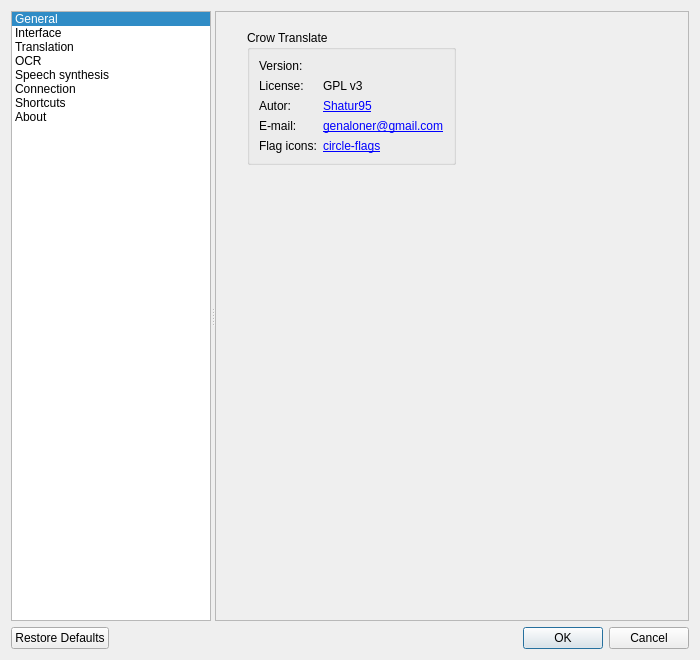
This is src/settings/settingsdialog.ui in crow-translate/crow-translate as Qt 5 draws it before an edit. The edited form follows.
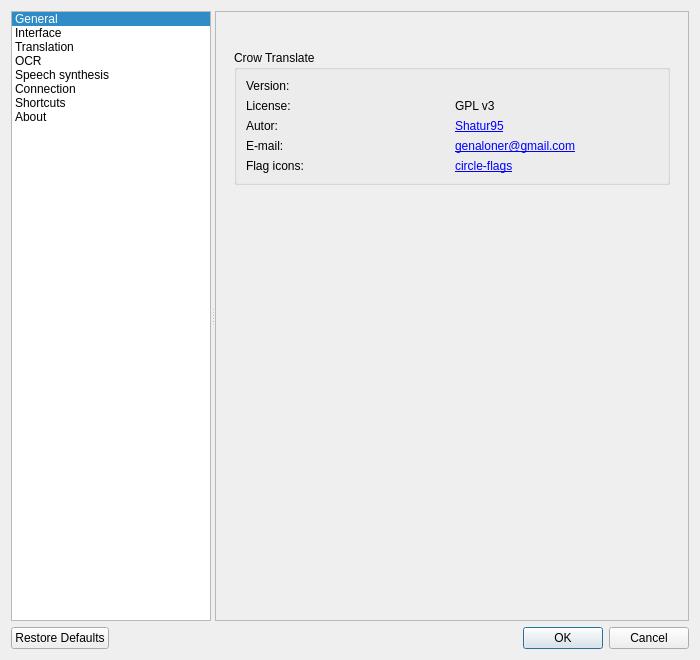
This is the edited form. The open tabs and pages were chosen to show the change. Icons and pictures are not drawn. Custom widgets are drawn as their Qt base class.

Commit message: Rework about page

Diff of the .ui file:
```diff
--- a/src/settings/settingsdialog.ui
+++ b/src/settings/settingsdialog.ui
@@ -1537,8 +1537,8 @@
              <verstretch>0</verstretch>
             </sizepolicy>
            </property>
-           <layout class="QGridLayout" name="aboutLayout">
-            <item row="0" column="0">
+           <layout class="QVBoxLayout" name="verticalLayout">
+            <item alignment="Qt::AlignHCenter">
              <widget class="QLabel" name="logoLabel">
               <property name="maximumSize">
                <size>
@@ -1554,7 +1554,7 @@
               </property>
              </widget>
             </item>
-            <item row="0" column="1" alignment="Qt::AlignVCenter">
+            <item>
              <widget class="QGroupBox" name="aboutGroupBox">
               <property name="title">
                <string notr="true">Crow Translate</string>
@@ -1647,7 +1647,7 @@
               </layout>
              </widget>
             </item>
-            <item row="1" column="1">
+            <item>
              <spacer name="aboutPageVerticalSpacer">
               <property name="orientation">
                <enum>Qt::Vertical</enum>
@@ -1660,19 +1660,6 @@
               </property>
              </spacer>
             </item>
-            <item row="0" column="2">
-             <spacer name="aboutPageHorizontalSpacer">
-              <property name="orientation">
-               <enum>Qt::Horizontal</enum>
-              </property>
-              <property name="sizeHint" stdset="0">
-               <size>
-                <width>40</width>
-                <height>20</height>
-               </size>
-              </property>
-             </spacer>
-            </item>
            </layout>
           </widget>
          </widget>
```
